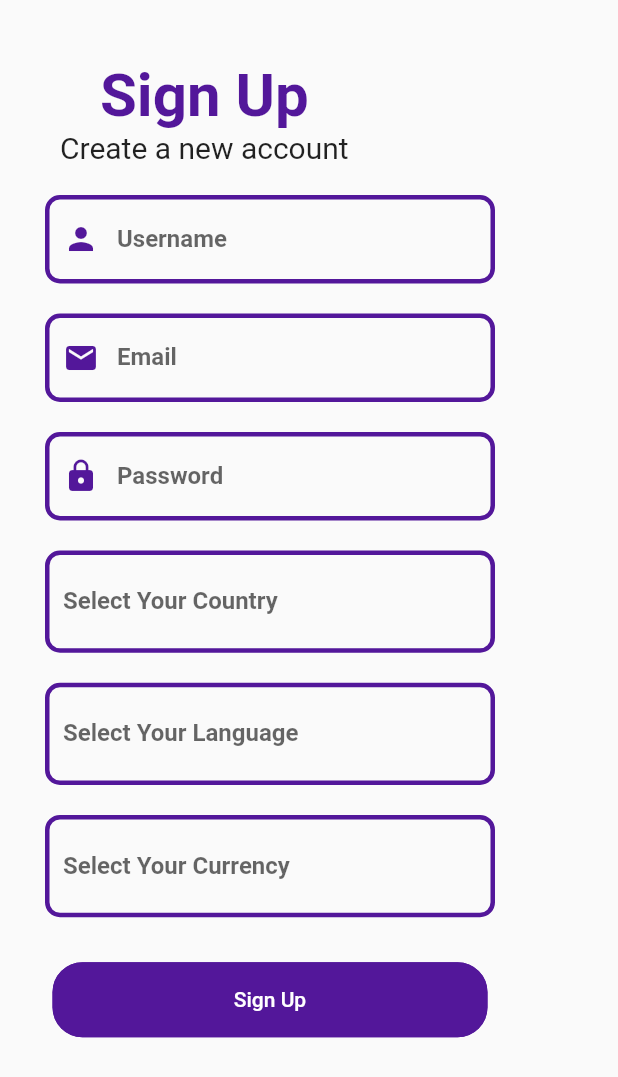
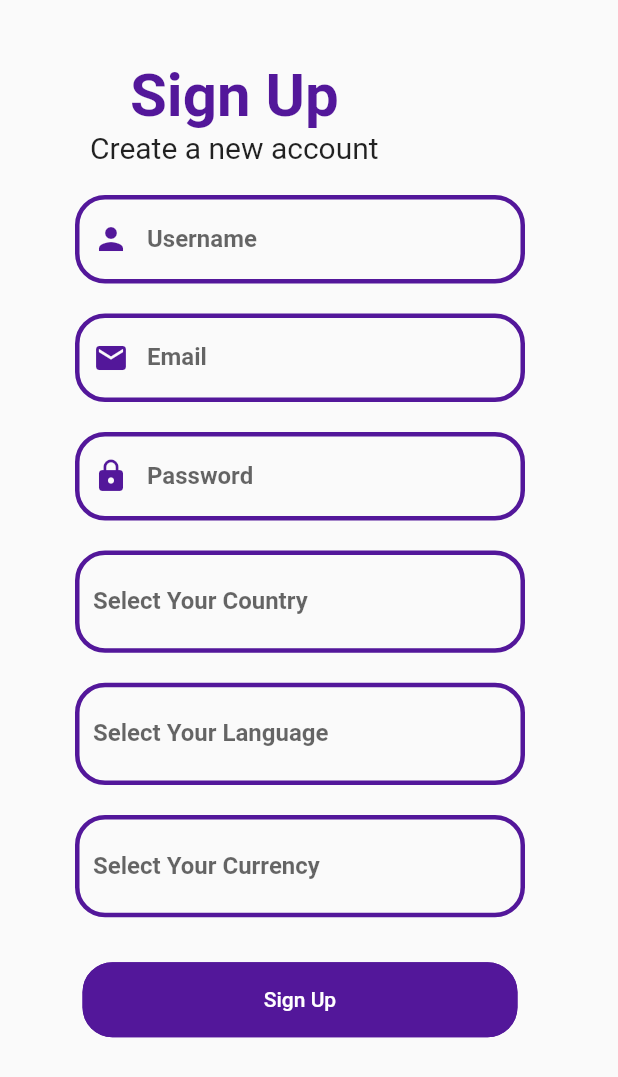
Before and after one commit to xamorite/form_flutter, a Flutter app: the screen it shows after launch, on a phone screen of 412 x 824 dp. Shown: the top 1077 px of the screen. Run offline on Flutter 3.47's test engine with Material 2 defaults, Android fonts, the phone set to English and light mode, and no system bars.

```diff
--- a/lib/main.dart
+++ b/lib/main.dart
@@ -15,19 +15,21 @@ class _formState extends State<form> {
   @override
   Widget build(BuildContext context) {
     return MaterialApp(
+      debugShowCheckedModeBanner: false,
       home: Scaffold(
 
         body: SingleChildScrollView(
           child: Container(
-            padding: EdgeInsets.symmetric(vertical: 30.0, horizontal: 20.0),
+            padding: const EdgeInsets.symmetric(vertical: 30.0, horizontal: 40.0),
             child: Column(
               crossAxisAlignment:   CrossAxisAlignment.start,
              children: [
                Container(
-                 margin: EdgeInsets.symmetric(horizontal: 20.0, vertical: 10.0),
-                 child: Column(
+                 margin: const EdgeInsets.symmetric(horizontal: 20.0, vertical: 10.0),
+                 child: const Column(
                    children: [
                      Text('Sign Up',
+
                       style: TextStyle(
                         color: Color(0xff53179a),
                         fontWeight: FontWeight.bold,
@@ -48,25 +50,25 @@ class _formState extends State<form> {
                   children: [
                     Container(
                       width: 300.0,
-                      margin:EdgeInsets.symmetric(horizontal: 10.0, vertical: 10.0) ,
+                      margin:const EdgeInsets.symmetric(horizontal: 10.0, vertical: 10.0) ,
                       child: TextField(
                         decoration:
                         InputDecoration(
                           focusedBorder: OutlineInputBorder(
-                            borderRadius: BorderRadius.circular(10),
-                            borderSide: BorderSide( width:3, color: Color(0xff53179a)),
+                            borderRadius: BorderRadius.circular(20),
+                            borderSide: const BorderSide( width:3, color: Color(0xff53179a)),
                           ) ,
-                          prefixIcon: Icon(Icons.person,),
-                        prefixIconColor: Color(0xff53179a) ,
+                          prefixIcon: const Icon(Icons.person,),
+                        prefixIconColor: const Color(0xff53179a) ,
                         labelText: 'Username',
-                          border: OutlineInputBorder(),
+                          border: const OutlineInputBorder(),
                         enabledBorder: OutlineInputBorder(
-                          borderRadius: BorderRadius.circular(10),
-                          borderSide: BorderSide( width:3, color: Color(0xff53179a)),
+                          borderRadius: BorderRadius.circular(20),
+                          borderSide: const BorderSide( width:3, color: Color(0xff53179a)),
                         ),
                       ),
                         textAlign: TextAlign.center,
-                        style: TextStyle(
+                        style: const TextStyle(
                           fontWeight: FontWeight.bold,
                         ),
 
@@ -74,25 +76,25 @@ class _formState extends State<form> {
                     ),
                     Container(
                       width: 300.0,
-                      margin:EdgeInsets.symmetric(horizontal: 10.0, vertical: 10.0) ,
+                      margin:const EdgeInsets.symmetric(horizontal: 10.0, vertical: 10.0) ,
                       child: TextField(
                         decoration:
                         InputDecoration(
                           focusedBorder: OutlineInputBorder(
-                            borderRadius: BorderRadius.circular(10),
-                            borderSide: BorderSide( width:3, color: Color(0xff53179a)),
+                            borderRadius: BorderRadius.circular(20),
+                            borderSide: const BorderSide( width:3, color: Color(0xff53179a)),
                           ) ,
-                          prefixIcon: Icon(Icons.mail,),
-                          prefixIconColor: Color(0xff53179a) ,
+                          prefixIcon: const Icon(Icons.mail,),
+                          prefixIconColor: const Color(0xff53179a) ,
                           labelText: 'Email',
-                          border: OutlineInputBorder(),
+                          border: const OutlineInputBorder(),
                           enabledBorder: OutlineInputBorder(
-                            borderRadius: BorderRadius.circular(10),
-                            borderSide: BorderSide( width:3, color: Color(0xff53179a)),
+                            borderRadius: BorderRadius.circular(20),
+                            borderSide: const BorderSide( width:3, color: Color(0xff53179a)),
                           ),
                         ),
                         textAlign: TextAlign.center,
-                        style: TextStyle(
+                        style: const TextStyle(
                           fontWeight: FontWeight.bold,
                         ),
 
@@ -100,26 +102,26 @@ class _formState extends State<form> {
                     ),
                     Container(
                       width: 300.0,
-                      margin:EdgeInsets.symmetric(horizontal: 10.0, vertical: 10.0) ,
+                      margin:const EdgeInsets.symmetric(horizontal: 10.0, vertical: 10.0) ,
                       child: TextField(
                         obscureText: true,
                         decoration:
                         InputDecoration(
                           focusedBorder: OutlineInputBorder(
-                            borderRadius: BorderRadius.circular(10),
-                            borderSide: BorderSide( width:3, color: Color(0xff53179a)),
+                            borderRadius: BorderRadius.circular(20),
+                            borderSide: const BorderSide( width:3, color: Color(0xff53179a)),
                           ) ,
-                          prefixIcon: Icon(Icons.lock,),
-                          prefixIconColor: Color(0xff53179a),
+                          prefixIcon: const Icon(Icons.lock,),
+                          prefixIconColor: const Color(0xff53179a),
                           labelText: 'Password',
-                          border: OutlineInputBorder(),
+                          border: const OutlineInputBorder(),
                           enabledBorder: OutlineInputBorder(
-                            borderRadius: BorderRadius.circular(10),
-                            borderSide: BorderSide( width:3, color: Color(0xff53179a)),
+                            borderRadius: BorderRadius.circular(20),
+                            borderSide: const BorderSide( width:3, color: Color(0xff53179a)),
                           ),
                         ),
                         textAlign: TextAlign.center,
-                        style: TextStyle(
+                        style: const TextStyle(
                           fontWeight: FontWeight.bold,
                         ),
 
@@ -127,25 +129,25 @@ class _formState extends State<form> {
                     ),
                     Container(
                       width: 300.0,
-                      margin:EdgeInsets.symmetric(horizontal: 10.0, vertical: 10.0) ,
+                      margin:const EdgeInsets.symmetric(horizontal: 10.0, vertical: 10.0) ,
                       child: TextField(
                         decoration:
                         InputDecoration(
                           focusedBorder: OutlineInputBorder(
-                            borderRadius: BorderRadius.circular(10),
-                            borderSide: BorderSide( width:3, color: Color(0xff53179a)),
+                            borderRadius: BorderRadius.circular(20),
+                            borderSide: const BorderSide( width:3, color: Color(0xff53179a)),
                           ) ,
-                          suffix: Icon(Icons.arrow_drop_down_sharp,),
-                          suffixIconColor: Color(0xff53179a) ,
+                          suffix: const Icon(Icons.arrow_drop_down_sharp,),
+                          suffixIconColor: const Color(0xff53179a) ,
                           labelText: 'Select Your Country',
-                          border: OutlineInputBorder(),
+                          border: const OutlineInputBorder(),
                           enabledBorder: OutlineInputBorder(
-                            borderRadius: BorderRadius.circular(10),
-                            borderSide: BorderSide( width:3, color: Color(0xff53179a)),
+                            borderRadius: BorderRadius.circular(20),
+                            borderSide: const BorderSide( width:3, color: Color(0xff53179a)),
                           ),
                         ),
                         textAlign: TextAlign.center,
-                        style: TextStyle(
+                        style: const TextStyle(
                           fontWeight: FontWeight.bold,
                         ),
 
@@ -153,7 +155,7 @@ class _formState extends State<form> {
                     ),
                     Container(
                       width: 300.0,
-                      margin:EdgeInsets.symmetric(horizontal: 10.0, vertical: 10.0) ,
+                      margin:const EdgeInsets.symmetric(horizontal: 10.0, vertical: 10.0) ,
                       child: TextField(
 
                         decoration:
@@ -161,19 +163,19 @@ class _formState extends State<form> {
                         InputDecoration(
                           focusedBorder: OutlineInputBorder(
                             borderRadius: BorderRadius.circular(10),
-                            borderSide: BorderSide( width:3, color: Color(0xff53179a)),
+                            borderSide: const BorderSide( width:3, color: Color(0xff53179a)),
                           ) ,
-                          suffix: Icon(Icons.arrow_drop_down_sharp,),
-                          suffixIconColor: Color(0xff53179a) ,
+                          suffix: const Icon(Icons.arrow_drop_down_sharp,),
+                          suffixIconColor: const Color(0xff53179a) ,
                           labelText: 'Select Your Language',
-                          border: OutlineInputBorder(),
+                          border: const OutlineInputBorder(),
                           enabledBorder: OutlineInputBorder(
-                            borderRadius: BorderRadius.circular(10),
-                            borderSide: BorderSide( width:3, color: Color(0xff53179a)),
+                            borderRadius: BorderRadius.circular(20),
+                            borderSide: const BorderSide( width:3, color: Color(0xff53179a)),
                           ),
                         ),
                         textAlign: TextAlign.center,
-                        style: TextStyle(
+                        style: const TextStyle(
                           fontWeight: FontWeight.bold,
                         ),
 
@@ -181,25 +183,25 @@ class _formState extends State<form> {
                     ),
                     Container(
                       width: 300.0,
-                      margin:EdgeInsets.symmetric(horizontal: 10.0, vertical: 10.0) ,
+                      margin:const EdgeInsets.symmetric(horizontal: 10.0, vertical: 10.0) ,
                       child: TextField(
                         decoration:
                         InputDecoration(
                           focusedBorder: OutlineInputBorder(
-                            borderRadius: BorderRadius.circular(10),
-                            borderSide: BorderSide( width:3, color: Color(0xff53179a)),
+                            borderRadius: BorderRadius.circular(20),
+                            borderSide: const BorderSide( width:3, color: Color(0xff53179a)),
                           ) ,
-                          suffix: Icon(Icons.arrow_drop_down_sharp,),
-                          suffixIconColor: Color(0xff53179a) ,
+                          suffix: const Icon(Icons.arrow_drop_down_sharp,),
+                          suffixIconColor: const Color(0xff53179a) ,
                           labelText: 'Select Your Currency',
-                          border: OutlineInputBorder(),
+                          border: const OutlineInputBorder(),
                           enabledBorder: OutlineInputBorder(
-                            borderRadius: BorderRadius.circular(10),
-                            borderSide: BorderSide( width:3, color: Color(0xff53179a)),
+                            borderRadius: BorderRadius.circular(20),
+                            borderSide: const BorderSide( width:3, color: Color(0xff53179a)),
                           ),
                         ),
                         textAlign: TextAlign.center,
-                        style: TextStyle(
+                        style: const TextStyle(
                           fontWeight: FontWeight.bold,
                         ),
 
@@ -211,29 +213,29 @@ class _formState extends State<form> {
                            width: 300,
                            height: 70,
 
-                           margin:EdgeInsets.symmetric(horizontal: 10.0, vertical: 10.0) ,
-                           padding:EdgeInsets.symmetric(horizontal: 5.0, vertical: 10.0) ,
+                           margin:const EdgeInsets.symmetric(horizontal: 10.0, vertical: 10.0) ,
+                           padding:const EdgeInsets.symmetric(horizontal: 5.0, vertical: 10.0) ,
                            child: Expanded(
 
                              child: TextButton(
 
                                onPressed:(){},
-                                 child: Text('Sign Up',
+                             style:
+                             ButtonStyle(
+
+                               backgroundColor: const MaterialStatePropertyAll<Color>(Color(0xff53179a)),
+                               shape:  MaterialStateProperty.all<RoundedRectangleBorder>(
+                                   RoundedRectangleBorder(
+                                       borderRadius: BorderRadius.circular(20.0),
+                                       side: const BorderSide(color: Color(0xff53179a)),
+                                   )
+                               )
+                             ),
+                                 child: const Text('Sign Up',
                                  style: TextStyle(
                                    color: Colors.white,
                                  ),
                                  ),
-                             style:
-                             ButtonStyle(
-
-                               backgroundColor: MaterialStatePropertyAll<Color>(Color(0xff53179a)),
-                               shape:  MaterialStateProperty.all<RoundedRectangleBorder>(
-                                   RoundedRectangleBorder(
-                                       borderRadius: BorderRadius.circular(20.0),
-                                       side: BorderSide(color: Color(0xff53179a)),
-                                   )
-                               )
-                             ),
                              ),
                            ),
                          ),
```
